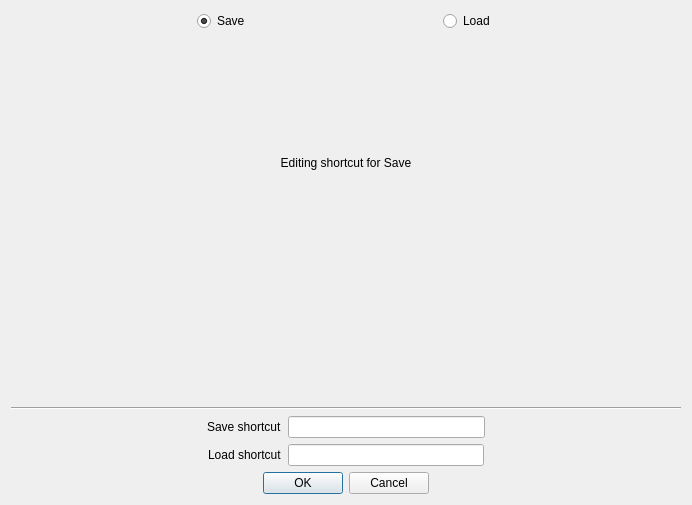
First picture: the form in shortcuteditdialog.ui, repository Skarsnik/Savestate2snes, before the edit.
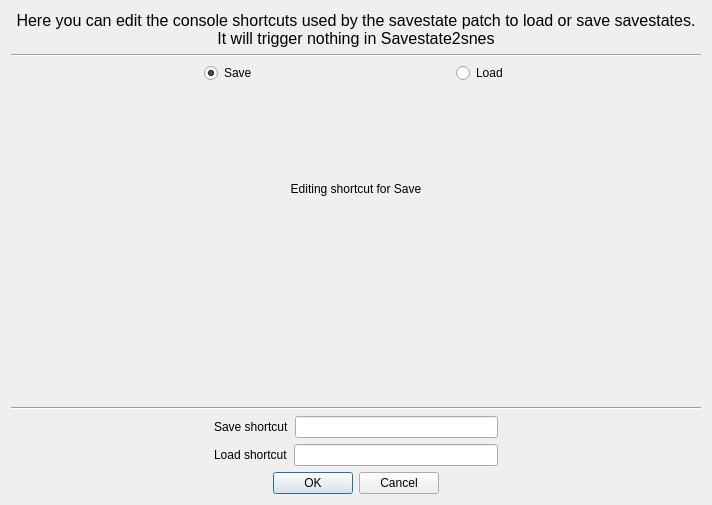
Second picture: the form after the edit. Icons and pictures are not drawn.

Commit message: Added a line to explain what the shortcuts are for

```diff
--- a/shortcuteditdialog.ui
+++ b/shortcuteditdialog.ui
@@ -6,7 +6,7 @@
    <rect>
     <x>0</x>
     <y>0</y>
-    <width>692</width>
+    <width>712</width>
     <height>505</height>
    </rect>
   </property>
@@ -17,6 +17,26 @@
    <locale language="English" country="UnitedStates"/>
   </property>
   <layout class="QVBoxLayout" name="verticalLayout">
+   <item>
+    <widget class="QLabel" name="label_3">
+     <property name="text">
+      <string>&lt;html&gt;&lt;head/&gt;&lt;body&gt;&lt;p&gt;&lt;span style=&quot; font-size:12pt;&quot;&gt;Here you can edit the console shortcuts used by the savestate patch to load or save savestates. It will trigger nothing in Savestate2snes&lt;/span&gt;&lt;/p&gt;&lt;/body&gt;&lt;/html&gt;</string>
+     </property>
+     <property name="alignment">
+      <set>Qt::AlignCenter</set>
+     </property>
+     <property name="wordWrap">
+      <bool>true</bool>
+     </property>
+    </widget>
+   </item>
+   <item>
+    <widget class="Line" name="line">
+     <property name="orientation">
+      <enum>Qt::Horizontal</enum>
+     </property>
+    </widget>
+   </item>
    <item>
     <layout class="QHBoxLayout" name="horizontalLayout">
      <item>
```
Left out of the diff: 2 changed lines with no effect on the pictures.
